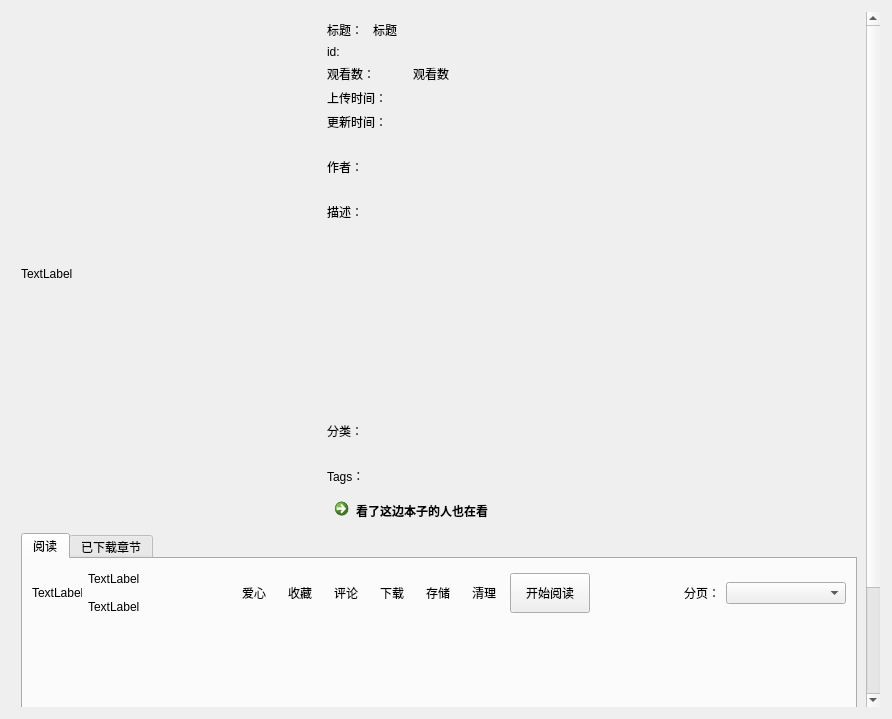
Above: ui/ui_book_info.ui from tonquer/picacg-qt before the change. Below: the same form after it.
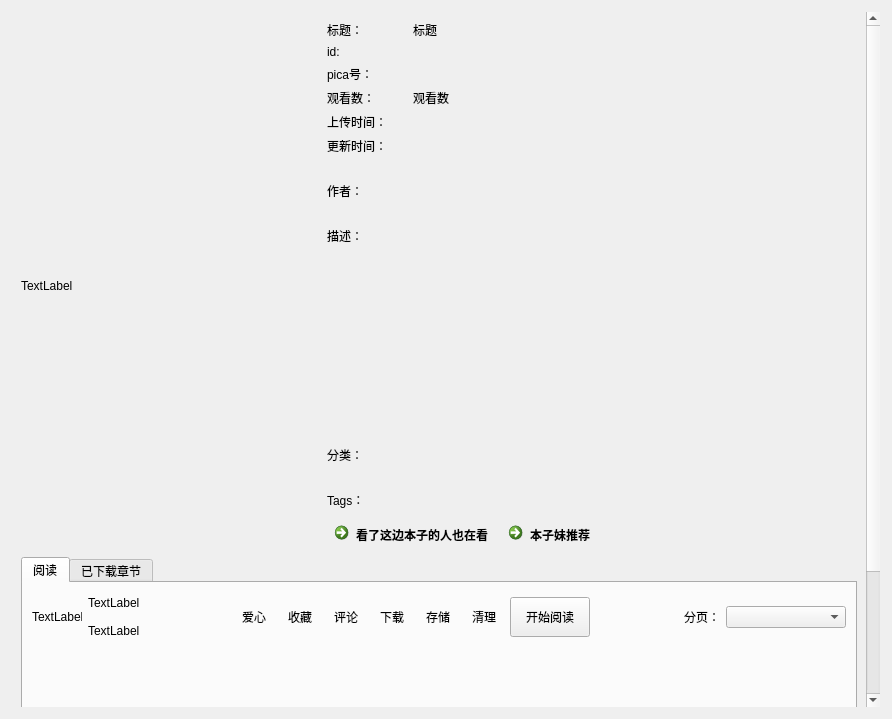
That is the form after the change. Icons and pictures are not drawn. Custom widgets are drawn as their Qt base class.

Patch:
```diff
--- a/ui/ui_book_info.ui
+++ b/ui/ui_book_info.ui
@@ -54,9 +54,9 @@
       <property name="geometry">
        <rect>
         <x>0</x>
-        <y>0</y>
-        <width>872</width>
-        <height>699</height>
+        <y>-60</y>
+        <width>855</width>
+        <height>876</height>
        </rect>
       </property>
       <layout class="QVBoxLayout" name="verticalLayout_3">
@@ -85,7 +85,7 @@
                 <widget class="QLabel" name="label">
                  <property name="maximumSize">
                   <size>
-                   <width>40</width>
+                   <width>80</width>
                    <height>16777215</height>
                   </size>
                  </property>
@@ -115,7 +115,7 @@
                 <widget class="QLabel" name="label_6">
                  <property name="maximumSize">
                   <size>
-                   <width>40</width>
+                   <width>80</width>
                    <height>16777215</height>
                   </size>
                  </property>
@@ -133,6 +133,30 @@
                </item>
               </layout>
              </item>
+             <item>
+              <layout class="QHBoxLayout" name="horizontalLayout_15">
+               <item>
+                <widget class="QLabel" name="label_10">
+                 <property name="maximumSize">
+                  <size>
+                   <width>80</width>
+                   <height>16777215</height>
+                  </size>
+                 </property>
+                 <property name="text">
+                  <string>pica号：</string>
+                 </property>
+                </widget>
+               </item>
+               <item>
+                <widget class="QLabel" name="shareIdLabel">
+                 <property name="text">
+                  <string/>
+                 </property>
+                </widget>
+               </item>
+              </layout>
+             </item>
              <item>
               <layout class="QHBoxLayout" name="horizontalLayout_9">
                <item>
@@ -386,6 +410,8 @@
               </layout>
              </item>
              <item>
+              <layout class="QHBoxLayout" name="horizontalLayout_16">
+               <item>
               <widget class="QCommandLinkButton" name="commandLinkButton">
                <property name="sizePolicy">
                 <sizepolicy hsizetype="Fixed" vsizetype="Preferred">
@@ -397,6 +423,28 @@
                 <string>看了这边本子的人也在看</string>
                </property>
               </widget>
+               </item>
+               <item>
+                <widget class="QCommandLinkButton" name="commandLinkButton2">
+                 <property name="text">
+                  <string>本子妹推荐</string>
+                 </property>
+                </widget>
+               </item>
+               <item>
+                <spacer name="horizontalSpacer_5">
+                 <property name="orientation">
+                  <enum>Qt::Horizontal</enum>
+                 </property>
+                 <property name="sizeHint" stdset="0">
+                  <size>
+                   <width>40</width>
+                   <height>20</height>
+                  </size>
+                 </property>
+                </spacer>
+               </item>
+              </layout>
              </item>
             </layout>
            </item>
```
Lines whose indentation alone changed are shown as unchanged.
